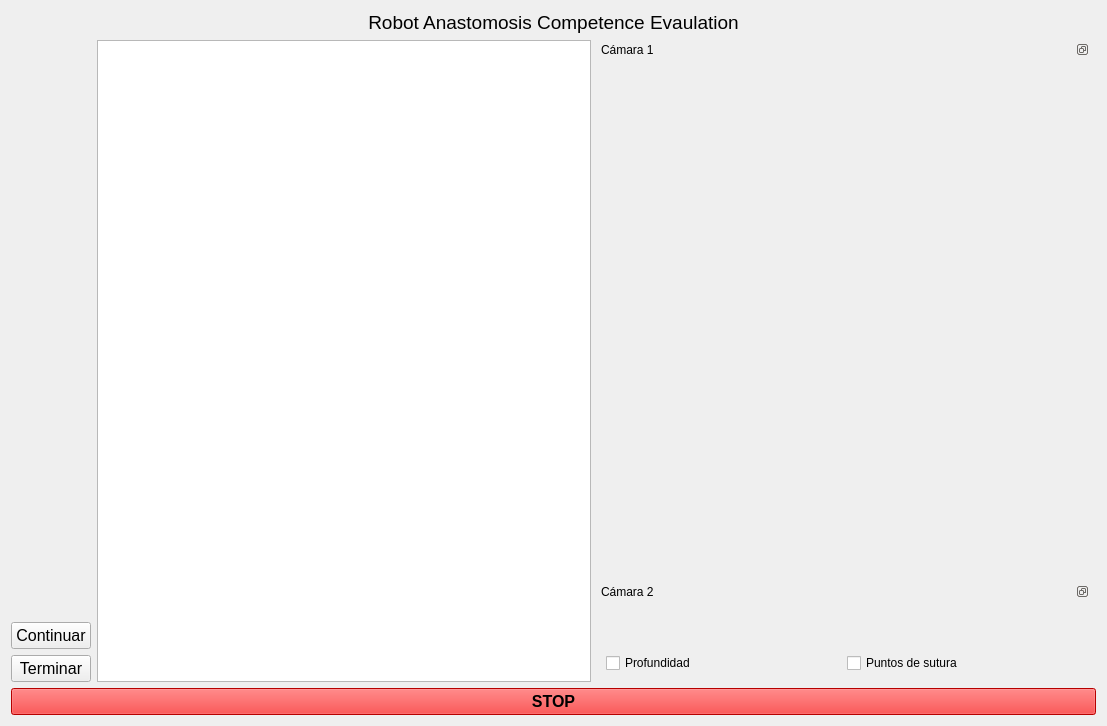
The window that ui_files/experiment_view.ui (ArnauBN/InterfazRACE) describes before a commit, drawn with Qt 5.
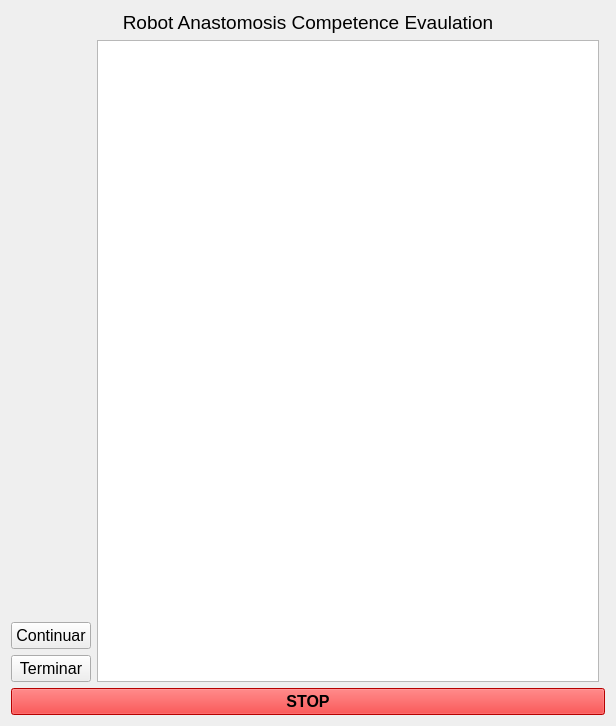
The same window after the commit.

Commit message: cameras in dialogs

What changed in the file:
```diff
--- a/ui_files/experiment_view.ui
+++ b/ui_files/experiment_view.ui
@@ -6,7 +6,7 @@
    <rect>
     <x>0</x>
     <y>0</y>
-    <width>1107</width>
+    <width>616</width>
     <height>726</height>
    </rect>
   </property>
@@ -26,56 +26,20 @@
      </property>
     </widget>
    </item>
-   <item row="1" column="2">
-    <widget class="QDockWidget" name="dockWidgetCam0">
-     <property name="floating">
-      <bool>false</bool>
+   <item row="6" column="0" colspan="3">
+    <widget class="QPushButton" name="stopButton">
+     <property name="font">
+      <font>
+       <pointsize>12</pointsize>
+       <weight>75</weight>
+       <bold>true</bold>
+      </font>
      </property>
-     <property name="features">
-      <set>QDockWidget::DockWidgetFloatable|QDockWidget::DockWidgetMovable</set>
+     <property name="styleSheet">
+      <string notr="true">background-color:red</string>
      </property>
-     <property name="windowTitle">
-      <string>Cámara 1</string>
-     </property>
-     <widget class="QWidget" name="dockWidgetContentsLayout_0">
-      <layout class="QGridLayout" name="gridLayout_2">
-       <item row="0" column="0">
-        <widget class="QLabel" name="Cam0Label">
-         <property name="sizePolicy">
-          <sizepolicy hsizetype="Preferred" vsizetype="Preferred">
-           <horstretch>0</horstretch>
-           <verstretch>0</verstretch>
-          </sizepolicy>
-         </property>
-         <property name="text">
-          <string/>
-         </property>
-         <property name="alignment">
-          <set>Qt::AlignCenter</set>
-         </property>
-        </widget>
-       </item>
-      </layout>
-     </widget>
-    </widget>
-   </item>
-   <item row="2" column="0">
-    <widget class="QLabel" name="UVALabel">
      <property name="text">
-      <string/>
-     </property>
-     <property name="alignment">
-      <set>Qt::AlignCenter</set>
-     </property>
-    </widget>
-   </item>
-   <item row="1" column="0">
-    <widget class="QLabel" name="UMHLabel">
-     <property name="text">
-      <string/>
-     </property>
-     <property name="alignment">
-      <set>Qt::AlignCenter</set>
+      <string>STOP</string>
      </property>
     </widget>
    </item>
@@ -101,7 +65,7 @@
      </property>
     </widget>
    </item>
-   <item row="0" column="0" colspan="4">
+   <item row="0" column="0" colspan="3">
     <widget class="QLabel" name="label">
      <property name="sizePolicy">
       <sizepolicy hsizetype="Preferred" vsizetype="Fixed">
@@ -127,67 +91,6 @@
    <item row="1" column="1" rowspan="5">
     <widget class="QGraphicsView" name="flujogramaView"/>
    </item>
-   <item row="6" column="0" colspan="4">
-    <widget class="QPushButton" name="stopButton">
-     <property name="font">
-      <font>
-       <pointsize>12</pointsize>
-       <weight>75</weight>
-       <bold>true</bold>
-      </font>
-     </property>
-     <property name="styleSheet">
-      <string notr="true">background-color:red</string>
-     </property>
-     <property name="text">
-      <string>STOP</string>
-     </property>
-    </widget>
-   </item>
-   <item row="2" column="2" rowspan="4">
-    <widget class="QDockWidget" name="dockWidgetCam1">
-     <property name="cursor">
-      <cursorShape>ArrowCursor</cursorShape>
-     </property>
-     <property name="floating">
-      <bool>false</bool>
-     </property>
-     <property name="features">
-      <set>QDockWidget::DockWidgetFloatable|QDockWidget::DockWidgetMovable</set>
-     </property>
-     <property name="windowTitle">
-      <string>Cámara 2</string>
-     </property>
-     <widget class="QWidget" name="dockWidgetContentsLayout_1">
-      <layout class="QGridLayout" name="gridLayout_3">
-       <item row="1" column="0">
-        <widget class="QCheckBox" name="depthCheckBox">
-         <property name="text">
-          <string>Profundidad</string>
-         </property>
-        </widget>
-       </item>
-       <item row="0" column="0" colspan="2">
-        <widget class="QLabel" name="Cam1Label">
-         <property name="text">
-          <string/>
-         </property>
-         <property name="alignment">
-          <set>Qt::AlignCenter</set>
-         </property>
-        </widget>
-       </item>
-       <item row="1" column="1">
-        <widget class="QCheckBox" name="stitchesCheckBox">
-         <property name="text">
-          <string>Puntos de sutura</string>
-         </property>
-        </widget>
-       </item>
-      </layout>
-     </widget>
-    </widget>
-   </item>
   </layout>
  </widget>
  <resources/>
```
Left out of the diff: 20 changed lines with no effect on the pictures. The commit also changes 6 other files.
